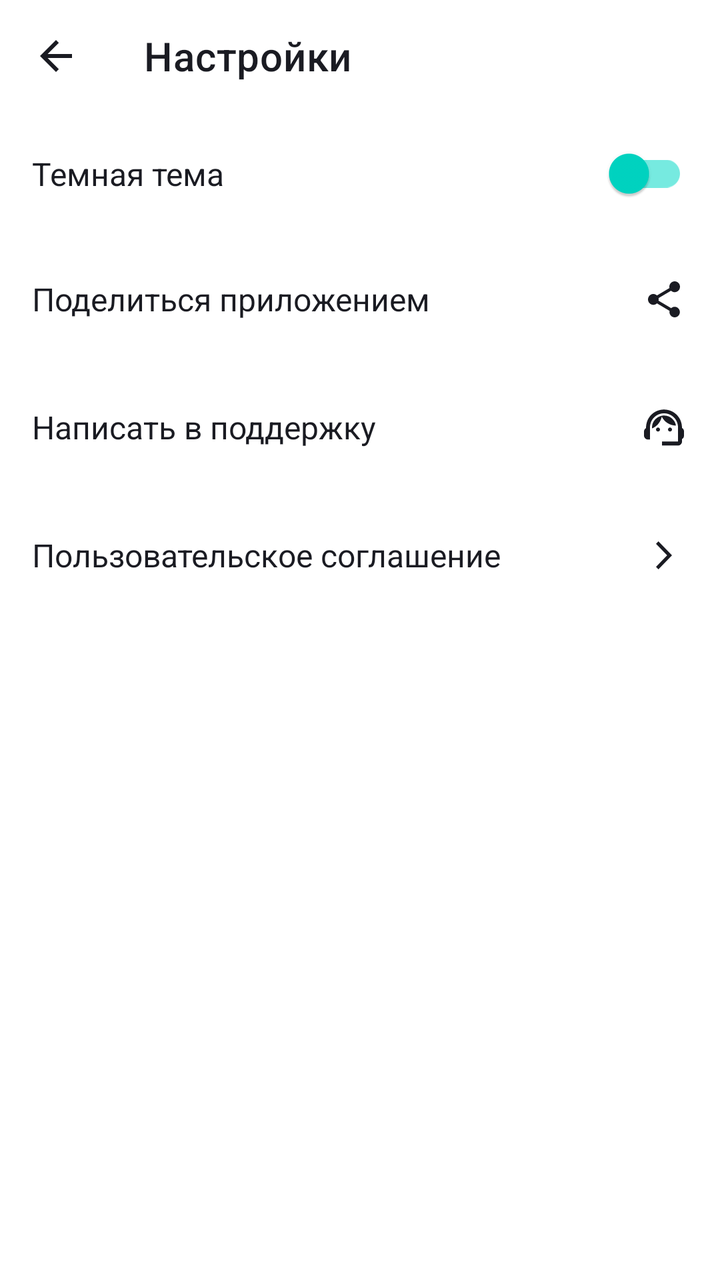
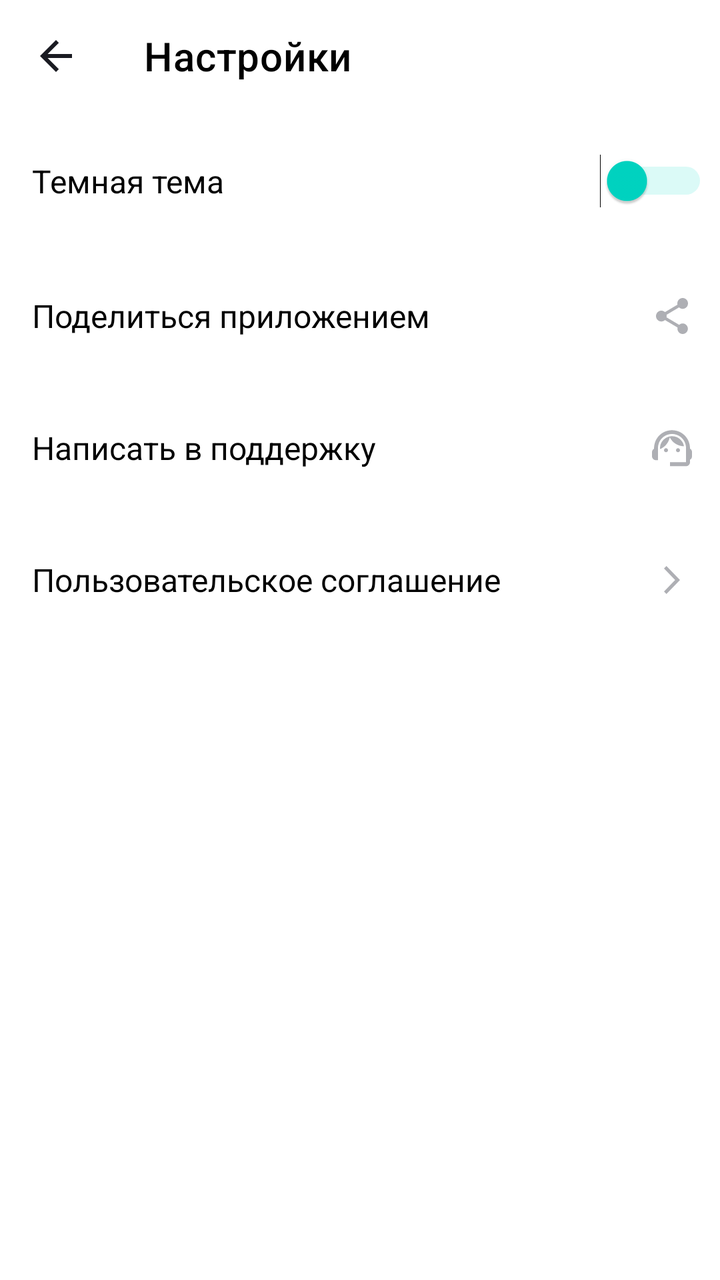

Screens rendered from an Android XML layout before and after an edit, with the pre-edit source and the edit as a unified diff.
<!-- AndroidManifest.xml: application theme Theme.MaterialComponents.DayNight.NoActionBar -->
<!-- res/layout/activity_settings.xml -->
<?xml version="1.0" encoding="utf-8"?>
<LinearLayout xmlns:android="http://schemas.android.com/apk/res/android"
    xmlns:app="http://schemas.android.com/apk/res-auto"
    android:id="@+id/settingsMain"
    android:layout_width="match_parent"
    android:layout_height="match_parent"
    android:background="?attr/colorPrimary"
    android:orientation="vertical"
    android:theme="@style/Theme.PlaylistMaker">

    <com.google.android.material.appbar.MaterialToolbar
        android:id="@+id/toolbar"
        android:layout_width="match_parent"
        android:layout_height="?attr/actionBarSize"
        android:background="?attr/colorPrimary"
        app:navigationIcon="@drawable/ic_back_arrow_24"
        app:navigationIconTint="?attr/colorOnPrimary"
        app:title="@string/settings_title"
        app:titleTextColor="?attr/colorOnPrimary" />

    <com.google.android.material.switchmaterial.SwitchMaterial
        android:id="@+id/darkThemeSwitch"
        style="@style/SettingsSwitchStyle"
        android:text="@string/dark_theme" />

    <com.google.android.material.textview.MaterialTextView
        android:id="@+id/shareTextView"
        style="@style/SettingsMenuItemStyle"
        android:drawableEnd="@drawable/ic_share_24"
        android:text="@string/share_app" />

    <com.google.android.material.textview.MaterialTextView
        android:id="@+id/supportTextView"
        style="@style/SettingsMenuItemStyle"
        android:drawableEnd="@drawable/ic_support_24"
        android:text="@string/support_email" />

    <com.google.android.material.textview.MaterialTextView
        android:id="@+id/termsTextView"
        style="@style/SettingsMenuItemStyle"
        android:drawableEnd="@drawable/ic_forward_arrow_24"
        android:text="@string/terms_of_use" />

</LinearLayout>
<!-- resources referenced by this layout -->
<resources>
  <!-- drawable ic_back_arrow_24 (drawable) -->
  <vector xmlns:android="http://schemas.android.com/apk/res/android"
      android:width="24dp"
      android:height="24dp"
      android:viewportWidth="24"
      android:viewportHeight="24">
    <group>
      <clip-path
          android:pathData="M0,0h24v24h-24z"/>
      <path
          android:pathData="M20,11H7.83L13.42,5.41L12,4L4,12L12,20L13.41,18.59L7.83,13H20V11Z"
          android:fillColor="#1A1B22"/>
    </group>
  </vector>
  <!-- drawable ic_forward_arrow_24 (drawable) -->
  <vector xmlns:android="http://schemas.android.com/apk/res/android"
      android:width="24dp"
      android:height="24dp"
      android:viewportWidth="24"
      android:viewportHeight="24">
    <path
        android:pathData="M8,17.749L9.213,19L16,12L9.213,5L8,6.252L13.573,12L8,17.749Z"
        android:fillColor="#AEAFB4"/>
  </vector>
  <!-- drawable ic_share_24 (drawable) -->
  <vector xmlns:android="http://schemas.android.com/apk/res/android"
      android:width="24dp"
      android:height="24dp"
      android:viewportWidth="24"
      android:viewportHeight="24">
    <path
        android:pathData="M17.333,15.723C16.658,15.723 16.053,15.994 15.591,16.419L9.253,12.669C9.298,12.461 9.333,12.253 9.333,12.036C9.333,11.819 9.298,11.611 9.253,11.404L15.52,7.69C16,8.142 16.631,8.422 17.333,8.422C18.809,8.422 20,7.211 20,5.711C20,4.211 18.809,3 17.333,3C15.858,3 14.667,4.211 14.667,5.711C14.667,5.928 14.702,6.136 14.747,6.343L8.48,10.057C8,9.605 7.369,9.325 6.667,9.325C5.191,9.325 4,10.536 4,12.036C4,13.536 5.191,14.747 6.667,14.747C7.369,14.747 8,14.467 8.48,14.015L14.809,17.774C14.764,17.964 14.738,18.163 14.738,18.361C14.738,19.816 15.902,21 17.333,21C18.764,21 19.929,19.816 19.929,18.361C19.929,16.907 18.764,15.723 17.333,15.723Z"
        android:fillColor="#AEAFB4"/>
  </vector>
  <!-- drawable ic_support_24 (drawable) -->
  <vector xmlns:android="http://schemas.android.com/apk/res/android"
      android:width="24dp"
      android:height="24dp"
      android:viewportWidth="24"
      android:viewportHeight="24">
    <path
        android:pathData="M21,12.32C21,6.83 16.74,3.1 12,3.1C7.31,3.1 3,6.75 3,12.38C2.4,12.72 2,13.36 2,14.1V16.1C2,17.2 2.9,18.1 4,18.1H5V12C5,8.13 8.13,5 12,5C15.87,5 19,8.13 19,12V19.1H11V21.1H19C20.1,21.1 21,20.2 21,19.1V17.88C21.59,17.57 22,16.96 22,16.24V13.94C22,13.24 21.59,12.63 21,12.32Z"
        android:fillColor="#AEAFB4"/>
    <path
        android:pathData="M9,14.1C9.552,14.1 10,13.652 10,13.1C10,12.548 9.552,12.1 9,12.1C8.448,12.1 8,12.548 8,13.1C8,13.652 8.448,14.1 9,14.1Z"
        android:fillColor="#AEAFB4"/>
    <path
        android:pathData="M15,14.1C15.552,14.1 16,13.652 16,13.1C16,12.548 15.552,12.1 15,12.1C14.448,12.1 14,12.548 14,13.1C14,13.652 14.448,14.1 15,14.1Z"
        android:fillColor="#AEAFB4"/>
    <path
        android:pathData="M18,11.13C17.52,8.28 15.04,6.1 12.05,6.1C9.02,6.1 5.76,8.61 6.02,12.55C8.49,11.54 10.35,9.34 10.88,6.66C12.19,9.29 14.88,11.1 18,11.13Z"
        android:fillColor="#AEAFB4"/>
  </vector>
  <style name="SettingsMenuItemStyle" parent="Widget.MaterialComponents.TextView">
          <item name="android:layout_width">match_parent</item>
          <item name="android:layout_height">wrap_content</item>
          <item name="android:gravity">center_vertical</item>
          <item name="android:paddingHorizontal">16dp</item>
          <item name="android:paddingVertical">20dp</item>
          <item name="android:textSize">16sp</item>
          <item name="android:textColor">?attr/colorOnPrimary</item>
          <item name="android:clickable">true</item>
          <item name="android:focusable">true</item>
          <item name="android:background">?attr/selectableItemBackground</item>
          <item name="drawableTint">?attr/colorControlNormal</item>
      </style>
  <style name="SettingsSwitchStyle" parent="Widget.MaterialComponents.CompoundButton.Switch">
          <item name="android:layout_width">match_parent</item>
          <item name="android:layout_height">wrap_content</item>
          <item name="android:gravity">center_vertical</item>
          <item name="android:paddingHorizontal">16dp</item>
          <item name="android:paddingVertical">20dp</item>
          <item name="android:textSize">16sp</item>
          <item name="android:textColor">?attr/colorOnPrimary</item>
          <item name="trackTint">@color/switch_track</item>
          <item name="thumbTint">@color/switch_thumb</item>
      </style>
  <style name="Theme.PlaylistMaker" parent="Theme.MaterialComponents.DayNight.NoActionBar">
          <item name="colorPrimary">@color/yp_white</item>
          <item name="colorOnPrimary">@color/yp_black</item>
          <item name="colorSecondary">@color/yp_blue</item>
          <item name="colorOnSecondary">@color/yp_white</item>
          <item name="colorSurface">@color/yp_white</item>
          <item name="colorControlNormal">@color/yp_black</item>
          <item name="colorSearchBackground">@color/yp_light_gray</item>
          <item name="colorSearchIcon">@color/yp_text_gray</item>
          <item name="colorArrow">@color/yp_text_gray</item>
          <item name="colorIconButtonBackground">#401A1B22</item>
      </style>
  <color name="yp_white">#FFFFFF</color>
  <color name="yp_black">#1A1B22</color>
  <color name="yp_blue">#3772E7</color>
  <color name="yp_light_gray">#E6E8EB</color>
  <color name="yp_text_gray">#AEAFB4</color>
  <!-- unchanged entries left out for length: 7 -->
</resources>

<!-- the commit's change to res/layout/activity_settings.xml (unified diff, before → after) -->
@@ -1,44 +1,132 @@
 <?xml version="1.0" encoding="utf-8"?>
 <LinearLayout xmlns:android="http://schemas.android.com/apk/res/android"
     xmlns:app="http://schemas.android.com/apk/res-auto"
+    xmlns:tools="http://schemas.android.com/tools"
     android:id="@+id/settingsMain"
     android:layout_width="match_parent"
     android:layout_height="match_parent"
-    android:background="?attr/colorPrimary"
-    android:orientation="vertical"
-    android:theme="@style/Theme.PlaylistMaker">
+    android:background="@color/white"
+    android:orientation="vertical">
 
-    <com.google.android.material.appbar.MaterialToolbar
+
+    <androidx.appcompat.widget.Toolbar
         android:id="@+id/toolbar"
         android:layout_width="match_parent"
-        android:layout_height="?attr/actionBarSize"
-        android:background="?attr/colorPrimary"
-        app:navigationIcon="@drawable/ic_back_arrow_24"
-        app:navigationIconTint="?attr/colorOnPrimary"
+        android:layout_height="wrap_content"
+        android:background="@color/white"
+        android:theme="@style/Theme.MaterialComponents.DayNight.NoActionBar"
+        app:navigationIcon="@drawable/arrow_back_icon"
         app:title="@string/settings_title"
-        app:titleTextColor="?attr/colorOnPrimary" />
+        app:titleTextColor="@color/black" />
 
-    <com.google.android.material.switchmaterial.SwitchMaterial
-        android:id="@+id/darkThemeSwitch"
-        style="@style/SettingsSwitchStyle"
-        android:text="@string/dark_theme" />
+    <LinearLayout
+        android:layout_width="match_parent"
+        android:layout_height="wrap_content"
+        android:clickable="true"
+        android:focusable="true"
+        android:gravity="center_vertical"
+        android:orientation="horizontal"
+        android:paddingVertical="@dimen/padding_settings">
 
-    <com.google.android.material.textview.MaterialTextView
-        android:id="@+id/shareTextView"
-        style="@style/SettingsMenuItemStyle"
-        android:drawableEnd="@drawable/ic_share_24"
-        android:text="@string/share_app" />
+        <TextView
+            android:layout_width="0dp"
+            android:layout_height="wrap_content"
+            android:layout_weight="1"
+            android:paddingLeft="@dimen/padding_screen"
+            android:text="@string/dark_theme"
+            android:textColor="@color/black"
+            android:textSize="@dimen/settings_text_size" />
 
-    <com.google.android.material.textview.MaterialTextView
-        android:id="@+id/supportTextView"
-        style="@style/SettingsMenuItemStyle"
-        android:drawableEnd="@drawable/ic_support_24"
-        android:text="@string/support_email" />
+        <Switch
+            android:id="@+id/darkThemeSwitch"
+            android:layout_width="wrap_content"
+            android:layout_height="wrap_content"
+            android:layout_marginRight="6dp"
+            android:thumbTint="@color/switch_thumb"
+            android:trackTint="@color/switch_track"
+            tools:ignore="UseSwitchCompatOrMaterialXml" />
 
-    <com.google.android.material.textview.MaterialTextView
-        android:id="@+id/termsTextView"
-        style="@style/SettingsMenuItemStyle"
-        android:drawableEnd="@drawable/ic_forward_arrow_24"
-        android:text="@string/terms_of_use" />
+    </LinearLayout>
+
+    <LinearLayout
+        android:layout_width="match_parent"
+        android:layout_height="wrap_content"
+        android:clickable="true"
+        android:focusable="true"
+        android:gravity="center_vertical"
+        android:orientation="horizontal"
+        android:paddingVertical="@dimen/padding_settings">
+
+        <TextView
+            android:layout_width="0dp"
+            android:layout_height="wrap_content"
+            android:layout_weight="1"
+            android:paddingLeft="@dimen/padding_screen"
+            android:text="@string/share_app"
+            android:textColor="@color/black"
+            android:textSize="@dimen/settings_text_size" />
+
+        <ImageView
+            android:layout_width="24dp"
+            android:layout_height="24dp"
+            android:layout_marginRight="@dimen/margin_settings_icon"
+            android:src="@drawable/share_icon" />
+
+    </LinearLayout>
+
+    <LinearLayout
+        android:layout_width="match_parent"
+        android:layout_height="wrap_content"
+        android:clickable="true"
+        android:focusable="true"
+        android:gravity="center_vertical"
+        android:orientation="horizontal"
+        android:paddingVertical="@dimen/padding_settings">
+
+        <TextView
+            android:layout_width="0dp"
+            android:layout_height="wrap_content"
+            android:layout_weight="1"
+            android:paddingLeft="@dimen/padding_screen"
+            android:text="@string/support_email"
+            android:textColor="@color/black"
+            android:textSize="@dimen/settings_text_size" />
+
+        <ImageView
+            android:layout_width="24dp"
+            android:layout_height="24dp"
+            android:layout_marginRight="@dimen/margin_settings_icon"
+            android:src="@drawable/support_icon" />
+
+    </LinearLayout>
+
+
+    <LinearLayout
+        android:layout_width="match_parent"
+        android:layout_height="wrap_content"
+        android:background="?android:attr/selectableItemBackground"
+        android:clickable="true"
+        android:focusable="true"
+        android:gravity="center_vertical"
+        android:orientation="horizontal"
+        android:paddingVertical="@dimen/padding_settings">
+
+        <TextView
+            android:layout_width="0dp"
+            android:layout_height="wrap_content"
+            android:layout_weight="1"
+            android:paddingLeft="@dimen/padding_screen"
+            android:text="@string/terms_of_use"
+            android:textColor="@color/black"
+            android:textSize="@dimen/settings_text_size" />
+
+        <ImageView
+            android:layout_width="24dp"
+            android:layout_height="24dp"
+            android:layout_marginRight="@dimen/margin_settings_icon"
+            android:src="@drawable/arrow_forward_icon" />
+
+    </LinearLayout>
+
 
 </LinearLayout>
<!-- resource entries referenced after the edit -->
@@ -1,6 +1,12 @@
 <!-- resources referenced by this layout -->
 <resources>
-  <!-- drawable ic_back_arrow_24 (drawable) -->
+  <color name="black">#000000</color>
+  <color name="white">#FFFFFF</color>
+  <dimen name="margin_settings_icon">12dp</dimen>
+  <dimen name="padding_screen">16dp</dimen>
+  <dimen name="padding_settings">21dp</dimen>
+  <dimen name="settings_text_size">16sp</dimen>
+  <!-- drawable arrow_back_icon (drawable) -->
   <vector xmlns:android="http://schemas.android.com/apk/res/android"
       android:width="24dp"
       android:height="24dp"
@@ -14,7 +20,7 @@
           android:fillColor="#1A1B22"/>
     </group>
   </vector>
-  <!-- drawable ic_forward_arrow_24 (drawable) -->
+  <!-- drawable arrow_forward_icon (drawable) -->
   <vector xmlns:android="http://schemas.android.com/apk/res/android"
       android:width="24dp"
       android:height="24dp"
@@ -24,7 +30,7 @@
         android:pathData="M8,17.749L9.213,19L16,12L9.213,5L8,6.252L13.573,12L8,17.749Z"
         android:fillColor="#AEAFB4"/>
   </vector>
-  <!-- drawable ic_share_24 (drawable) -->
+  <!-- drawable share_icon (drawable) -->
   <vector xmlns:android="http://schemas.android.com/apk/res/android"
       android:width="24dp"
       android:height="24dp"
@@ -34,7 +40,7 @@
         android:pathData="M17.333,15.723C16.658,15.723 16.053,15.994 15.591,16.419L9.253,12.669C9.298,12.461 9.333,12.253 9.333,12.036C9.333,11.819 9.298,11.611 9.253,11.404L15.52,7.69C16,8.142 16.631,8.422 17.333,8.422C18.809,8.422 20,7.211 20,5.711C20,4.211 18.809,3 17.333,3C15.858,3 14.667,4.211 14.667,5.711C14.667,5.928 14.702,6.136 14.747,6.343L8.48,10.057C8,9.605 7.369,9.325 6.667,9.325C5.191,9.325 4,10.536 4,12.036C4,13.536 5.191,14.747 6.667,14.747C7.369,14.747 8,14.467 8.48,14.015L14.809,17.774C14.764,17.964 14.738,18.163 14.738,18.361C14.738,19.816 15.902,21 17.333,21C18.764,21 19.929,19.816 19.929,18.361C19.929,16.907 18.764,15.723 17.333,15.723Z"
         android:fillColor="#AEAFB4"/>
   </vector>
-  <!-- drawable ic_support_24 (drawable) -->
+  <!-- drawable support_icon (drawable) -->
   <vector xmlns:android="http://schemas.android.com/apk/res/android"
       android:width="24dp"
       android:height="24dp"
@@ -53,47 +59,6 @@
         android:pathData="M18,11.13C17.52,8.28 15.04,6.1 12.05,6.1C9.02,6.1 5.76,8.61 6.02,12.55C8.49,11.54 10.35,9.34 10.88,6.66C12.19,9.29 14.88,11.1 18,11.13Z"
         android:fillColor="#AEAFB4"/>
   </vector>
-  <style name="SettingsMenuItemStyle" parent="Widget.MaterialComponents.TextView">
-          <item name="android:layout_width">match_parent</item>
-          <item name="android:layout_height">wrap_content</item>
-          <item name="android:gravity">center_vertical</item>
-          <item name="android:paddingHorizontal">16dp</item>
-          <item name="android:paddingVertical">20dp</item>
-          <item name="android:textSize">16sp</item>
-          <item name="android:textColor">?attr/colorOnPrimary</item>
-          <item name="android:clickable">true</item>
-          <item name="android:focusable">true</item>
-          <item name="android:background">?attr/selectableItemBackground</item>
-          <item name="drawableTint">?attr/colorControlNormal</item>
-      </style>
-  <style name="SettingsSwitchStyle" parent="Widget.MaterialComponents.CompoundButton.Switch">
-          <item name="android:layout_width">match_parent</item>
-          <item name="android:layout_height">wrap_content</item>
-          <item name="android:gravity">center_vertical</item>
-          <item name="android:paddingHorizontal">16dp</item>
-          <item name="android:paddingVertical">20dp</item>
-          <item name="android:textSize">16sp</item>
-          <item name="android:textColor">?attr/colorOnPrimary</item>
-          <item name="trackTint">@color/switch_track</item>
-          <item name="thumbTint">@color/switch_thumb</item>
-      </style>
-  <style name="Theme.PlaylistMaker" parent="Theme.MaterialComponents.DayNight.NoActionBar">
-          <item name="colorPrimary">@color/yp_white</item>
-          <item name="colorOnPrimary">@color/yp_black</item>
-          <item name="colorSecondary">@color/yp_blue</item>
-          <item name="colorOnSecondary">@color/yp_white</item>
-          <item name="colorSurface">@color/yp_white</item>
-          <item name="colorControlNormal">@color/yp_black</item>
-          <item name="colorSearchBackground">@color/yp_light_gray</item>
-          <item name="colorSearchIcon">@color/yp_text_gray</item>
-          <item name="colorArrow">@color/yp_text_gray</item>
-          <item name="colorIconButtonBackground">#401A1B22</item>
-      </style>
-  <color name="yp_white">#FFFFFF</color>
-  <color name="yp_black">#1A1B22</color>
-  <color name="yp_blue">#3772E7</color>
-  <color name="yp_light_gray">#E6E8EB</color>
-  <color name="yp_text_gray">#AEAFB4</color>
   <!-- unchanged entries left out for length: 7 -->
 </resources>
 
